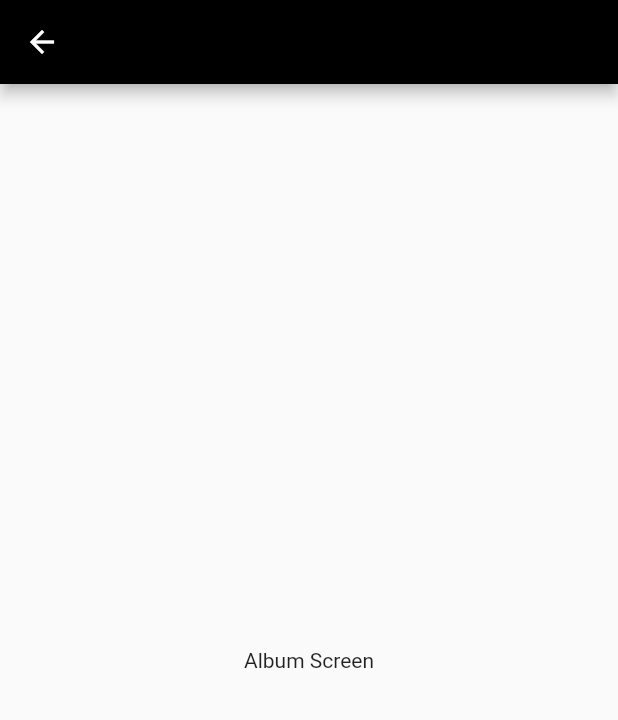
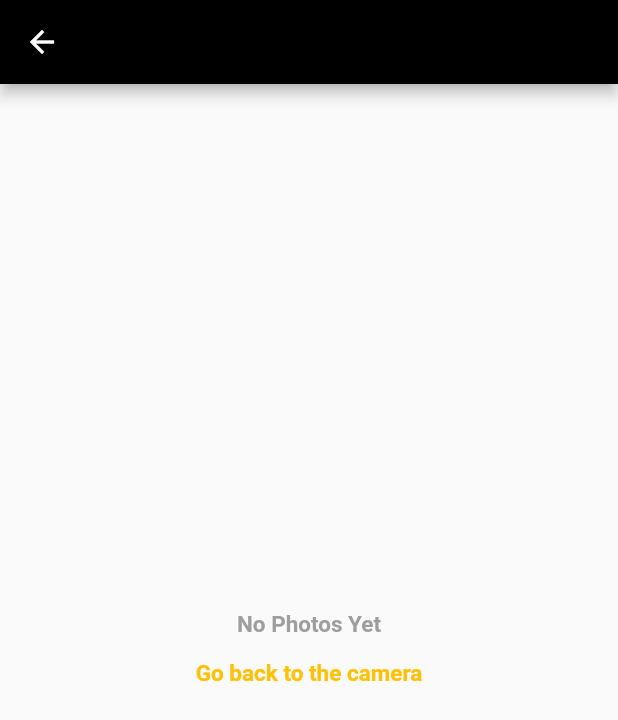
Before and after one commit to shungo0222/camera, a Flutter app: the AlbumScreen screen opened directly, on a phone screen of 412 x 824 dp. Shown: the top 720 px of the screen. Run offline on Flutter 3.47's test engine with Material 2 defaults, Android fonts, the phone set to English and light mode, and no system bars; our stand-ins replace camera.

Commit message:
save photos in album

```diff
--- a/lib/provider/photo.dart
+++ b/lib/provider/photo.dart
@@ -1,4 +1,13 @@
 // Flutter imports:
 import 'package:flutter/material.dart';
 
-class Photo with ChangeNotifier {}
+class Photo with ChangeNotifier {
+  final List<String> _path = [];
+
+  List<String> get path => _path;
+
+  void save(String path) {
+    _path.add(path);
+    notifyListeners();
+  }
+}
--- a/lib/screen/album_screen.dart
+++ b/lib/screen/album_screen.dart
@@ -1,18 +1,74 @@
+// Dart imports:
+import 'dart:io';
+
 // Flutter imports:
 import 'package:flutter/material.dart';
+
+// Package imports:
+import 'package:provider/provider.dart';
+
+// Project imports:
+import '../provider/photo.dart';
+import 'full_picture_screen.dart';
 
 class AlbumScreen extends StatelessWidget {
   const AlbumScreen({Key? key}) : super(key: key);
 
   @override
   Widget build(BuildContext context) {
+    final photoProvider = Provider.of<Photo>(context);
     return Scaffold(
       appBar: AppBar(
         backgroundColor: Colors.black,
       ),
-      body: const Center(
-        child: Text('Album Screen'),
-      ),
+      body: photoProvider.path.isEmpty
+          ? Center(
+              child: Column(
+                mainAxisAlignment: MainAxisAlignment.center,
+                children: [
+                  const Text(
+                    'No Photos Yet',
+                    style: TextStyle(
+                      fontSize: 15,
+                      color: Colors.grey,
+                      fontWeight: FontWeight.bold,
+                    ),
+                  ),
+                  TextButton(
+                    onPressed: () => Navigator.of(context).pop(),
+                    child: const Text(
+                      'Go back to the camera',
+                      style: TextStyle(
+                        fontSize: 15,
+                        color: Colors.amber,
+                        fontWeight: FontWeight.bold,
+                      ),
+                    ),
+                  ),
+                ],
+              ),
+            )
+          : GridView.builder(
+              gridDelegate: const SliverGridDelegateWithFixedCrossAxisCount(
+                crossAxisCount: 3,
+                mainAxisSpacing: 2,
+                crossAxisSpacing: 2,
+              ),
+              itemBuilder: (BuildContext context, int index) => GestureDetector(
+                onTap: () => Navigator.of(context).push(
+                  MaterialPageRoute(
+                    builder: (BuildContext context) => FullPictureScreen(
+                      imagePath: photoProvider.path[index],
+                    ),
+                  ),
+                ),
+                child: Image.file(
+                  File(photoProvider.path[index]),
+                  fit: BoxFit.cover,
+                ),
+              ),
+              itemCount: photoProvider.path.length,
+            ),
     );
   }
 }
```
Also changed, not shown: lib/screen/display_picture_screen.dart (+11 -2 lines), lib/screen/full_picture_screen.dart (added, +64 -0 lines), lib/widget/photo_info_panel.dart (added, +65 -0 lines).
